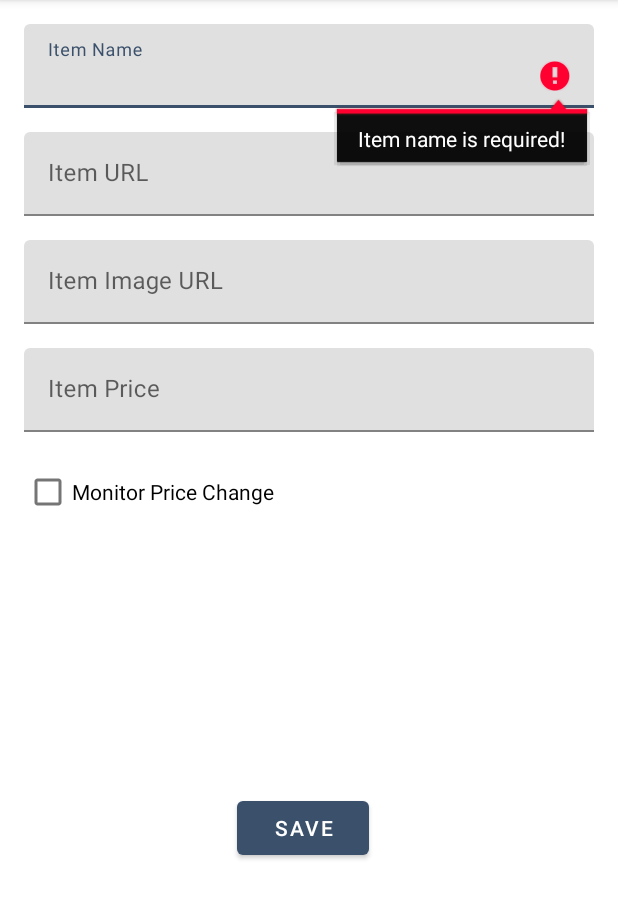
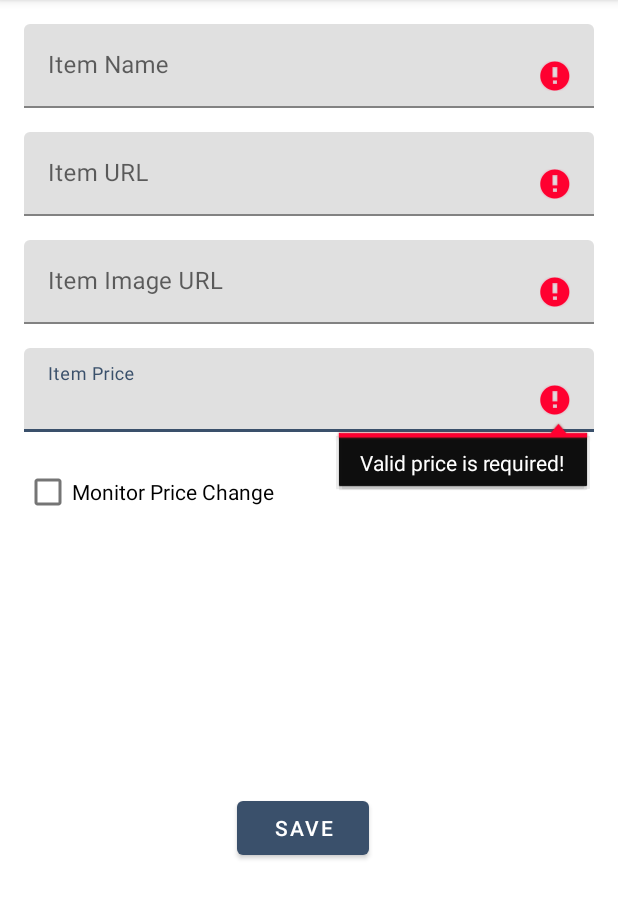
Before and after one commit to Mehdi-agz/Pricify, an Android app: the AddItemActivity screen opened directly, with no data from a screen before it, after a tap on "SAVE", on a phone screen of 412 x 824 dp, the part 84-1003 px from its top. Run offline under Robolectric (Android 15) with nearby library versions, the phone set to English and light mode, and no system bars; our stand-ins replace Firebase (no records; nobody signed in at launch, a user with empty details on screens opened directly); 1 statement that could not run was skipped.

Commit message:
changed ui to align rquired messages with the respective input box

```diff
--- a/app/src/main/java/com/example/pricify/AddItemActivity.kt
+++ b/app/src/main/java/com/example/pricify/AddItemActivity.kt
@@ -43,37 +43,42 @@ class AddItemActivity : AppCompatActivity() {
 
     }
 
-    private fun addItem(){
+    private fun addItem() {
         var name:String = binding.nameInput.text.toString().trim()
         var itemUrl:String = binding.itemUrlInput.text.toString().trim()
         var imageUrl:String = binding.itemImageUrlInput.text.toString().trim()
-        var price:Double = binding.itemPriceInput.text.toString().trim().toDouble()
+        val p = binding.itemPriceInput.text.toString().trim()
+        var price:Double = if(p.isEmpty()) 0.0 else p.toDouble()
         var targetPriceDrop:Double = if(!binding.checkbox.isChecked) -1.0 else if (binding.priceDropInput.text.toString().isEmpty()) -1.0 else  binding.priceDropInput.text.toString().trim().toDouble()
 
+        var exception = false
         if(name.isEmpty()){
             binding.nameInput.error = "Item name is required!";
             binding.nameInput.requestFocus();
-            return;
+            exception = true
         }
         if(itemUrl.isEmpty()){
-            binding.nameInput.error = "Item url is required!";
-            binding.nameInput.requestFocus();
-            return;
+            binding.itemUrlInput.error = "Item url is required!";
+            binding.itemUrlInput.requestFocus()
+            exception = true
         }
         if(imageUrl.isEmpty()){
-            binding.nameInput.error = "Image url is required!";
-            binding.nameInput.requestFocus();
-            return;
+            binding.itemImageUrlInput.error = "Image url is required!";
+            binding.itemImageUrlInput.requestFocus()
+            exception = true
         }
-        if(price <=0.0){
-            binding.nameInput.error = "Valid price is required!";
-            binding.nameInput.requestFocus();
-            return;
+        if(price <= 0.0){
+            binding.itemPriceInput.error = "Valid price is required!";
+            binding.itemPriceInput.requestFocus()
+            exception = true
         }
         if(targetPriceDrop==0.0){
-            binding.nameInput.error = "Valid price drop is required!";
-            binding.nameInput.requestFocus();
-            return;
+            binding.itemPriceDrop.error = "Valid price drop is required!";
+            binding.itemPriceDrop.requestFocus()
+            exception = true
+        }
+        if (exception) {
+            return
         }
 
         val userWishlistRef = FirebaseDatabase.getInstance().getReference("Wishlists").child(
```
